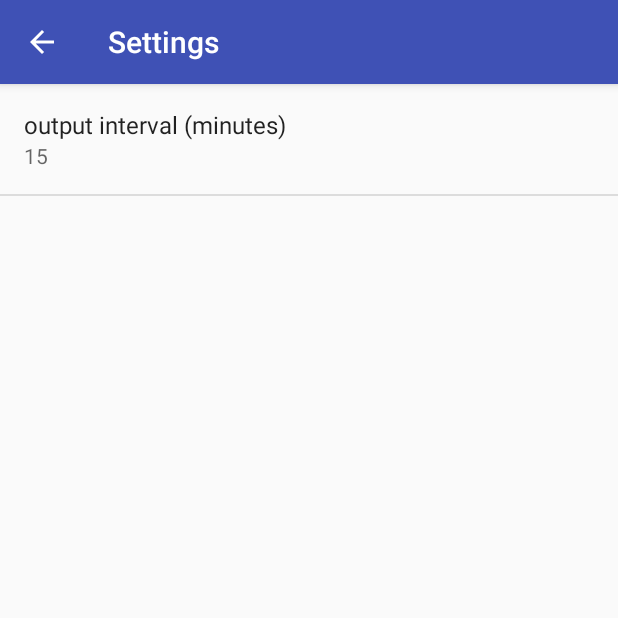
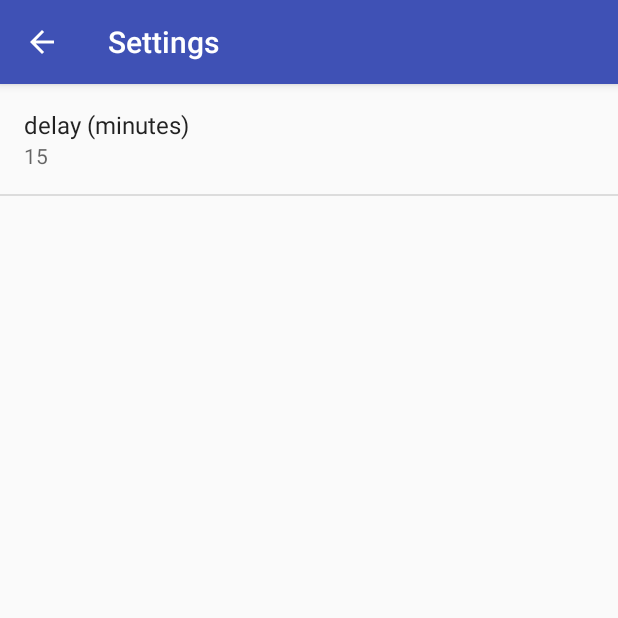
Before and after one commit to ikemura23/AppBatteryMonitorOld, an Android app: the screen it shows after launch (SettingsActivity), after a tap on "設定", on a phone screen of 412 x 824 dp, the top half of it. Run offline under Robolectric (Android 15) with nearby library versions, the phone set to English and light mode, and no system bars.

```diff
--- a/app/src/main/java/com/qa/ikemura/appbatterymonitor/SettingsActivity.java
+++ b/app/src/main/java/com/qa/ikemura/appbatterymonitor/SettingsActivity.java
@@ -118,7 +118,7 @@ public class SettingsActivity extends AppCompatPreferenceActivity {
             super.onCreate(savedInstanceState);
             addPreferencesFromResource(R.xml.pref_general);
 
-            bindPreferenceSummaryToValue(findPreference("output_interval"));
+            bindPreferenceSummaryToValue(findPreference("delay"));
         }
 
     }
--- a/app/src/main/res/menu/menu_launcher.xml
+++ b/app/src/main/res/menu/menu_launcher.xml
@@ -1,6 +1,4 @@
-<menu xmlns:android="http://schemas.android.com/apk/res/android"
-    xmlns:app="http://schemas.android.com/apk/res-auto"
-    xmlns:tools="http://schemas.android.com/tools" tools:context=".LauncherActivity">
-    <item android:id="@+id/action_settings" android:title="@string/action_settings"
-        android:orderInCategory="100" app:showAsAction="never" />
+<menu
+    xmlns:tools="http://schemas.android.com/tools"
+    tools:context=".LauncherActivity">
 </menu>
--- a/app/src/main/res/values/strings.xml
+++ b/app/src/main/res/values/strings.xml
@@ -63,4 +63,5 @@
 
     <string name="monitor_start_message">Start Put Log</string>
     <string name="monitor_end_message">Stop</string>
+    <string name="delay">delay</string>
 </resources>
--- a/app/src/main/res/xml/pref_general.xml
+++ b/app/src/main/res/xml/pref_general.xml
@@ -30,12 +30,11 @@
     <!--android:positiveButtonText="@null"-->
     <!--android:title="@string/pref_title_add_friends_to_messages" />-->
     <EditTextPreference
-        android:capitalize="words"
         android:defaultValue="15"
         android:inputType="number"
-        android:key="output_interval"
+        android:key="delay"
         android:maxLines="1"
         android:selectAllOnFocus="true"
         android:singleLine="true"
-        android:title="output interval (minutes)"/>
+        android:title="delay (minutes)"/>
 </PreferenceScreen>
```
Also changed, not shown: app/src/main/java/com/qa/ikemura/appbatterymonitor/LauncherActivity.java (+36 -62 lines).
